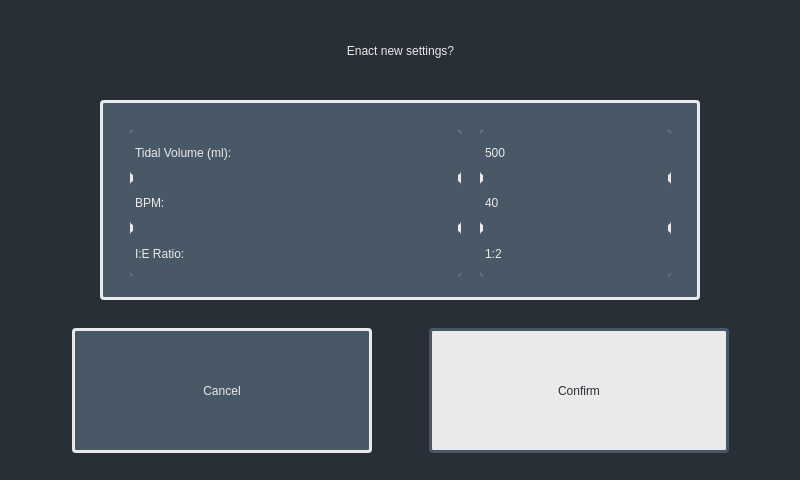
The window that software/control_system/gui/confirm_parameters.ui (VentCU/bbwtb) describes before a commit, drawn with Qt 5.
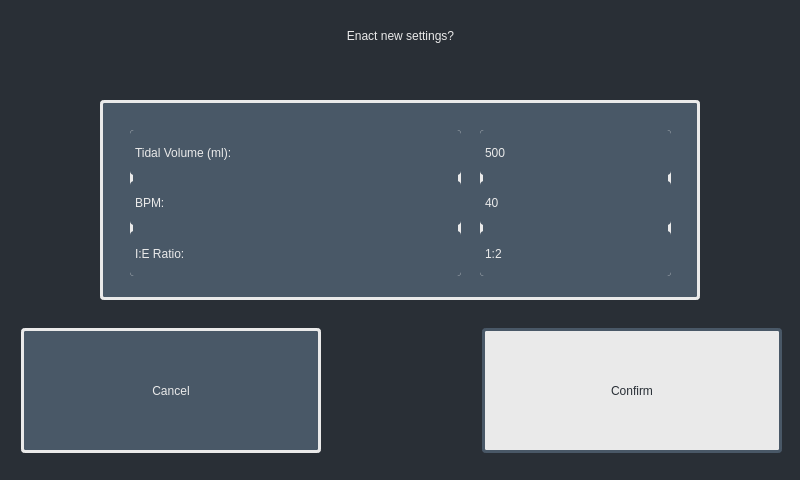
The same window after the commit. Icons and pictures are not drawn.

```diff
--- a/software/control_system/gui/confirm_parameters.ui
+++ b/software/control_system/gui/confirm_parameters.ui
@@ -231,6 +231,19 @@
        </property>
       </widget>
      </item>
+     <item>
+      <spacer name="horizontalSpacer">
+       <property name="orientation">
+        <enum>Qt::Horizontal</enum>
+       </property>
+       <property name="sizeHint" stdset="0">
+        <size>
+         <width>40</width>
+         <height>20</height>
+        </size>
+       </property>
+      </spacer>
+     </item>
      <item>
       <widget class="QPushButton" name="confirm_button">
        <property name="sizePolicy">
@@ -274,9 +287,9 @@
     <property name="geometry">
      <rect>
       <x>10</x>
-      <y>20</y>
+      <y>0</y>
       <width>781</width>
-      <height>61</height>
+      <height>71</height>
      </rect>
     </property>
     <property name="styleSheet">
@@ -296,8 +309,8 @@
      <rect>
       <x>10</x>
       <y>10</y>
-      <width>81</width>
-      <height>81</height>
+      <width>71</width>
+      <height>61</height>
      </rect>
     </property>
     <property name="text">
```
Left out of the diff: 20 changed lines with no effect on the pictures.
